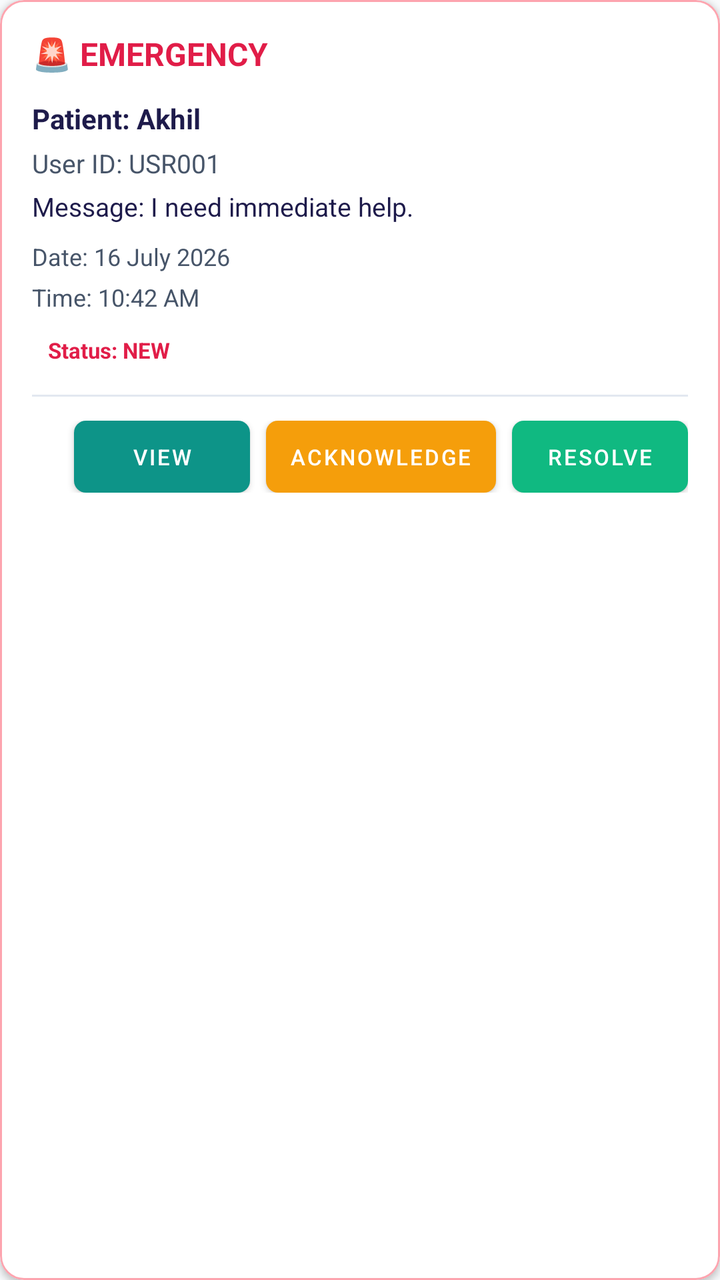
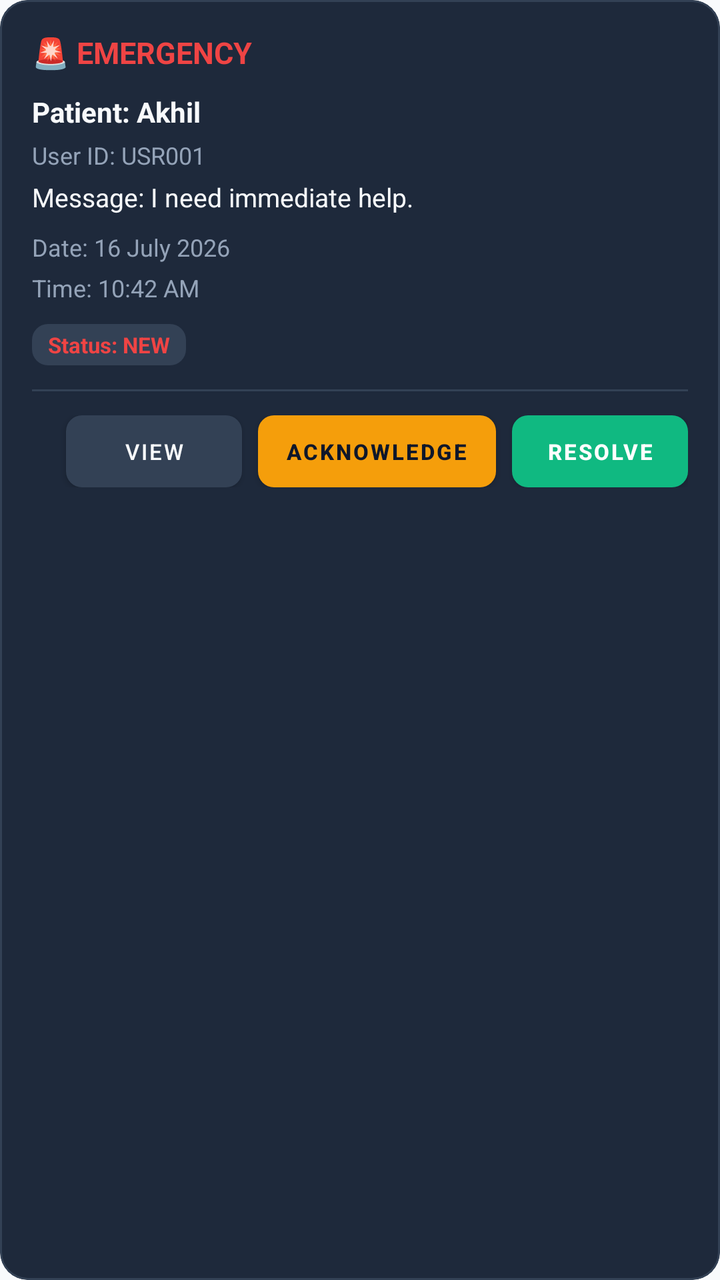

Before-and-after screenshots of an Android layout around one commit, followed by the original layout XML and the change that was made.
<!-- AndroidManifest.xml: application theme Theme.SpeechAssistant -->
<!-- res/layout/item_emergency_card.xml -->
<?xml version="1.0" encoding="utf-8"?>
<com.google.android.material.card.MaterialCardView xmlns:android="http://schemas.android.com/apk/res/android"
    xmlns:app="http://schemas.android.com/apk/res-auto"
    android:id="@+id/cardEmergencyRoot"
    android:layout_width="match_parent"
    android:layout_height="wrap_content"
    android:layout_marginStart="16dp"
    android:layout_marginEnd="16dp"
    android:layout_marginBottom="12dp"
    app:cardCornerRadius="12dp"
    app:cardElevation="2dp"
    app:cardBackgroundColor="@color/surface"
    app:strokeWidth="1dp"
    app:strokeColor="#FDA4AF">

    <LinearLayout
        android:layout_width="match_parent"
        android:layout_height="wrap_content"
        android:orientation="vertical"
        android:padding="16dp">

        
        <TextView
            android:id="@+id/txtEmergencyTitle"
            android:layout_width="wrap_content"
            android:layout_height="wrap_content"
            android:text="🚨 EMERGENCY"
            android:textColor="#E11D48"
            android:textSize="16sp"
            android:textStyle="bold"
            android:layout_marginBottom="12dp" />

        
        <TextView
            android:id="@+id/txtPatientName"
            android:layout_width="match_parent"
            android:layout_height="wrap_content"
            android:text="Patient: Akhil"
            android:textColor="@color/text_primary"
            android:textSize="14sp"
            android:textStyle="bold"
            android:layout_marginBottom="4dp" />

        
        <TextView
            android:id="@+id/txtPatientId"
            android:layout_width="match_parent"
            android:layout_height="wrap_content"
            android:text="User ID: USR001"
            android:textColor="@color/text_secondary"
            android:textSize="13sp"
            android:layout_marginBottom="4dp" />

        
        <TextView
            android:id="@+id/txtEmergencyMessage"
            android:layout_width="match_parent"
            android:layout_height="wrap_content"
            android:text="Message: I need immediate help."
            android:textColor="@color/text_primary"
            android:textSize="13sp"
            android:layout_marginBottom="8dp" />

        
        <TextView
            android:id="@+id/txtEmergencyDate"
            android:layout_width="match_parent"
            android:layout_height="wrap_content"
            android:text="Date: 16 July 2026"
            android:textColor="@color/text_secondary"
            android:textSize="12sp"
            android:layout_marginBottom="4dp" />

        
        <TextView
            android:id="@+id/txtEmergencyTime"
            android:layout_width="match_parent"
            android:layout_height="wrap_content"
            android:text="Time: 10:42 AM"
            android:textColor="@color/text_secondary"
            android:textSize="12sp"
            android:layout_marginBottom="8dp" />

        
        <TextView
            android:id="@+id/txtEmergencyStatus"
            android:layout_width="wrap_content"
            android:layout_height="wrap_content"
            android:background="@drawable/bg_badge"
            android:paddingHorizontal="8dp"
            android:paddingVertical="3dp"
            android:text="Status: NEW"
            android:textColor="#E11D48"
            android:textSize="11sp"
            android:textStyle="bold"
            android:layout_marginBottom="12dp" />

        <View
            android:layout_width="match_parent"
            android:layout_height="1dp"
            android:background="#E2E8F0"
            android:layout_marginBottom="12dp" />

        
        <LinearLayout
            android:layout_width="match_parent"
            android:layout_height="wrap_content"
            android:orientation="horizontal"
            android:gravity="end">

            <com.google.android.material.button.MaterialButton
                android:id="@+id/btnViewAlert"
                android:layout_width="wrap_content"
                android:layout_height="36dp"
                android:text="View"
                android:textColor="@android:color/white"
                android:textSize="11sp"
                app:backgroundTint="@color/accent"
                app:cornerRadius="6dp"
                android:layout_marginEnd="8dp"
                android:paddingHorizontal="12dp"
                android:insetTop="0dp"
                android:insetBottom="0dp" />

            <com.google.android.material.button.MaterialButton
                android:id="@+id/btnAcknowledgeAlert"
                android:layout_width="wrap_content"
                android:layout_height="36dp"
                android:text="Acknowledge"
                android:textColor="@android:color/white"
                android:textSize="11sp"
                app:backgroundTint="#F59E0B"
                app:cornerRadius="6dp"
                android:layout_marginEnd="8dp"
                android:paddingHorizontal="12dp"
                android:insetTop="0dp"
                android:insetBottom="0dp" />

            <com.google.android.material.button.MaterialButton
                android:id="@+id/btnResolveAlert"
                android:layout_width="wrap_content"
                android:layout_height="36dp"
                android:text="Resolve"
                android:textColor="@android:color/white"
                android:textSize="11sp"
                app:backgroundTint="#10B981"
                app:cornerRadius="6dp"
                android:paddingHorizontal="12dp"
                android:insetTop="0dp"
                android:insetBottom="0dp" />
        </LinearLayout>

    </LinearLayout>
</com.google.android.material.card.MaterialCardView>
<!-- resources referenced by this layout -->
<resources>
  <color name="accent">#0D9488</color>
  <color name="surface">#FFFFFF</color>
  <color name="text_primary">#1E1B4B</color>
  <color name="text_secondary">#475569</color>
  <!-- drawable bg_badge (drawable) -->
  <?xml version="1.0" encoding="utf-8"?>
  <shape xmlns:android="http://schemas.android.com/apk/res/android"
      android:shape="rectangle">
      <corners android:radius="12dp" />
      <solid android:color="@android:color/white" />
  </shape>
  <style name="Theme.SpeechAssistant" parent="Theme.MaterialComponents.DayNight.NoActionBar">
          
          <item name="colorPrimary">@color/primary</item>
          <item name="colorPrimaryVariant">@color/primary_dark</item>
          <item name="colorOnPrimary">@android:color/white</item>
          
          <item name="colorSecondary">@color/accent</item>
          <item name="colorSecondaryVariant">@color/accent</item>
          <item name="colorOnSecondary">@android:color/black</item>
          
          <item name="android:statusBarColor">?attr/colorPrimaryVariant</item>
          
          <item name="android:windowBackground">@color/background</item>
      </style>
  <color name="primary">#4F46E5</color>
  <color name="primary_dark">#3730A3</color>
  <color name="background">#F8FAFC</color>
</resources>

<!-- the commit's change to res/layout/item_emergency_card.xml (unified diff, before → after) -->
@@ -6,12 +6,12 @@
     android:layout_height="wrap_content"
     android:layout_marginStart="16dp"
     android:layout_marginEnd="16dp"
-    android:layout_marginBottom="12dp"
-    app:cardCornerRadius="12dp"
-    app:cardElevation="2dp"
-    app:cardBackgroundColor="@color/surface"
+    android:layout_marginBottom="10dp"
+    app:cardCornerRadius="14dp"
+    app:cardElevation="0dp"
+    app:cardBackgroundColor="@color/caregiver_card"
     app:strokeWidth="1dp"
-    app:strokeColor="#FDA4AF">
+    app:strokeColor="@color/caregiver_border">
 
     <LinearLayout
         android:layout_width="match_parent"
@@ -25,10 +25,10 @@
             android:layout_width="wrap_content"
             android:layout_height="wrap_content"
             android:text="🚨 EMERGENCY"
-            android:textColor="#E11D48"
-            android:textSize="16sp"
+            android:textColor="@color/caregiver_danger"
+            android:textSize="15sp"
             android:textStyle="bold"
-            android:layout_marginBottom="12dp" />
+            android:layout_marginBottom="10dp" />
 
         
         <TextView
@@ -36,7 +36,7 @@
             android:layout_width="match_parent"
             android:layout_height="wrap_content"
             android:text="Patient: Akhil"
-            android:textColor="@color/text_primary"
+            android:textColor="@color/caregiver_text_primary"
             android:textSize="14sp"
             android:textStyle="bold"
             android:layout_marginBottom="4dp" />
@@ -47,8 +47,8 @@
             android:layout_width="match_parent"
             android:layout_height="wrap_content"
             android:text="User ID: USR001"
-            android:textColor="@color/text_secondary"
-            android:textSize="13sp"
+            android:textColor="@color/caregiver_text_secondary"
+            android:textSize="12sp"
             android:layout_marginBottom="4dp" />
 
         
@@ -57,7 +57,7 @@
             android:layout_width="match_parent"
             android:layout_height="wrap_content"
             android:text="Message: I need immediate help."
-            android:textColor="@color/text_primary"
+            android:textColor="@color/caregiver_text_primary"
             android:textSize="13sp"
             android:layout_marginBottom="8dp" />
 
@@ -67,7 +67,7 @@
             android:layout_width="match_parent"
             android:layout_height="wrap_content"
             android:text="Date: 16 July 2026"
-            android:textColor="@color/text_secondary"
+            android:textColor="@color/caregiver_text_secondary"
             android:textSize="12sp"
             android:layout_marginBottom="4dp" />
 
@@ -77,20 +77,20 @@
             android:layout_width="match_parent"
             android:layout_height="wrap_content"
             android:text="Time: 10:42 AM"
-            android:textColor="@color/text_secondary"
+            android:textColor="@color/caregiver_text_secondary"
             android:textSize="12sp"
-            android:layout_marginBottom="8dp" />
+            android:layout_marginBottom="10dp" />
 
         
         <TextView
             android:id="@+id/txtEmergencyStatus"
             android:layout_width="wrap_content"
             android:layout_height="wrap_content"
-            android:background="@drawable/bg_badge"
+            android:background="@drawable/bg_caregiver_badge"
             android:paddingHorizontal="8dp"
             android:paddingVertical="3dp"
             android:text="Status: NEW"
-            android:textColor="#E11D48"
+            android:textColor="@color/caregiver_danger"
             android:textSize="11sp"
             android:textStyle="bold"
             android:layout_marginBottom="12dp" />
@@ -98,7 +98,7 @@
         <View
             android:layout_width="match_parent"
             android:layout_height="1dp"
-            android:background="#E2E8F0"
+            android:background="@color/caregiver_border"
             android:layout_marginBottom="12dp" />
 
         
@@ -113,12 +113,12 @@
                 android:layout_width="wrap_content"
                 android:layout_height="36dp"
                 android:text="View"
-                android:textColor="@android:color/white"
+                android:textColor="@color/caregiver_text_primary"
                 android:textSize="11sp"
-                app:backgroundTint="@color/accent"
-                app:cornerRadius="6dp"
+                app:backgroundTint="#334155"
+                app:cornerRadius="8dp"
                 android:layout_marginEnd="8dp"
-                android:paddingHorizontal="12dp"
+                android:paddingHorizontal="14dp"
                 android:insetTop="0dp"
                 android:insetBottom="0dp" />
 
@@ -127,12 +127,13 @@
                 android:layout_width="wrap_content"
                 android:layout_height="36dp"
                 android:text="Acknowledge"
-                android:textColor="@android:color/white"
+                android:textColor="#0F172A"
+                android:textStyle="bold"
                 android:textSize="11sp"
-                app:backgroundTint="#F59E0B"
-                app:cornerRadius="6dp"
+                app:backgroundTint="@color/caregiver_warning"
+                app:cornerRadius="8dp"
                 android:layout_marginEnd="8dp"
-                android:paddingHorizontal="12dp"
+                android:paddingHorizontal="14dp"
                 android:insetTop="0dp"
                 android:insetBottom="0dp" />
 
@@ -142,13 +143,13 @@
                 android:layout_height="36dp"
                 android:text="Resolve"
                 android:textColor="@android:color/white"
+                android:textStyle="bold"
                 android:textSize="11sp"
-                app:backgroundTint="#10B981"
-                app:cornerRadius="6dp"
-                android:paddingHorizontal="12dp"
+                app:backgroundTint="@color/caregiver_success"
+                app:cornerRadius="8dp"
+                android:paddingHorizontal="14dp"
                 android:insetTop="0dp"
                 android:insetBottom="0dp" />
         </LinearLayout>
-
     </LinearLayout>
 </com.google.android.material.card.MaterialCardView>
<!-- resource entries referenced after the edit -->
@@ -1,16 +1,20 @@
 <!-- resources referenced by this layout -->
 <resources>
-  <color name="accent">#0D9488</color>
-  <color name="surface">#FFFFFF</color>
-  <color name="text_primary">#1E1B4B</color>
-  <color name="text_secondary">#475569</color>
-  <!-- drawable bg_badge (drawable) -->
+  <color name="caregiver_border">#334155</color>
+  <color name="caregiver_card">#1E293B</color>
+  <color name="caregiver_danger">#EF4444</color>
+  <color name="caregiver_success">#10B981</color>
+  <color name="caregiver_text_primary">#F8FAFC</color>
+  <color name="caregiver_text_secondary">#94A3B8</color>
+  <color name="caregiver_warning">#F59E0B</color>
+  <!-- drawable bg_caregiver_badge (drawable) -->
   <?xml version="1.0" encoding="utf-8"?>
   <shape xmlns:android="http://schemas.android.com/apk/res/android"
       android:shape="rectangle">
-      <corners android:radius="12dp" />
-      <solid android:color="@android:color/white" />
+      <corners android:radius="8dp" />
+      <solid android:color="#334155" />
   </shape>
+  <color name="accent">#0D9488</color>
   <style name="Theme.SpeechAssistant" parent="Theme.MaterialComponents.DayNight.NoActionBar">
           
           <item name="colorPrimary">@color/primary</item>
